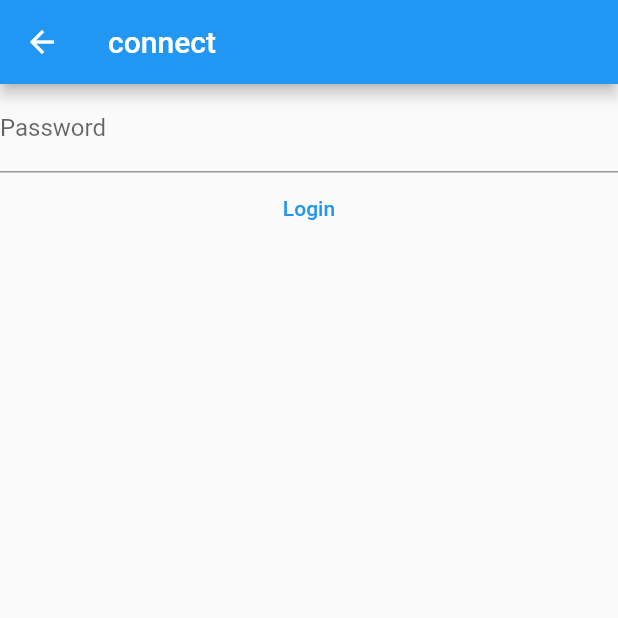
After one commit to filip-szweda/project-wombat, a Flutter app: the LoginPage screen opened by its route, on a phone screen of 412 x 824 dp, the top half of it. The commit adds this screen. Run offline on Flutter 3.47's test engine with Material 2 defaults, Android fonts, the phone set to English and light mode, and no system bars; missing offline and left inert: pointycastle, rsa_encrypt.

Commit message:
Refactor, restructure, improve key generation, add hashing, implement new pages

```diff
--- /dev/null
+++ b/lib/config.dart
@@ -0,0 +1,4 @@
+import 'package:project_wombat/utils/cryptography.dart';
+
+String password = "bsktop";
+String localKey = getHash(password);
--- a/lib/main.dart
+++ b/lib/main.dart
@@ -1,6 +1,7 @@
 import 'package:flutter/material.dart';
-import 'package:project_wombat/connect_page.dart';
-import 'package:project_wombat/send_page.dart';
+import 'package:project_wombat/pages/connect_page.dart';
+import 'package:project_wombat/pages/login_page.dart';
+import 'package:project_wombat/pages/send_page.dart';
 
 void main() => runApp(const FileSharer());
 
@@ -13,6 +14,7 @@ class FileSharer extends StatelessWidget {
       title: "File sharer",
       routes: {
         '/': (context) => const ConnectPage(),
+        LoginPage.routeName: (context) => const LoginPage(),
         SendPage.routeName: (context) => SendPage(),
       },
     );
--- a/lib/connect_page.dart
+++ b/lib/pages/connect_page.dart
@@ -1,5 +1,5 @@
 import 'package:flutter/material.dart';
-import 'package:project_wombat/tcp_connection.dart';
+import 'package:project_wombat/utils/tcp_connection.dart';
 
 class ConnectPage extends StatelessWidget {
   const ConnectPage({super.key});
@@ -34,9 +34,9 @@ class ConnectPage extends StatelessWidget {
                 receivePort = value;
               }),
           TextButton(
-            onPressed: () => print(
+            onPressed: () =>
                 TcpConnection(ip, int.parse(sendPort), int.parse(receivePort))
-                    .toString()),
+                    .start(),
             child: Text("Connect"),
           ),
           Container(
--- /dev/null
+++ b/lib/pages/login_page.dart
@@ -0,0 +1,42 @@
+import 'package:flutter/material.dart';
+import 'package:project_wombat/config.dart' as config;
+
+class LoginPage extends StatelessWidget {
+  const LoginPage({super.key});
+
+  static const String routeName = '/login';
+
+  bool checkPassword(inputPassword, actualPassword) {
+    return inputPassword == actualPassword;
+  }
+
+  @override
+  Widget build(BuildContext context) {
+    String inputPassword = "";
+    return Scaffold(
+      appBar: AppBar(
+        title: Text("connect"),
+      ),
+      body: Column(
+        children: [
+          TextFormField(
+            decoration: const InputDecoration(labelText: 'Password'),
+            onChanged: (value) {
+              inputPassword = value;
+            },
+          ),
+          TextButton(
+            onPressed: () {if(checkPassword(inputPassword, config.password)) == True;},
+            child: Text("Login"),
+          ),
+          Container(
+            child: SizedBox(
+              height: 30,
+            ),
+            color: Colors.purple,
+          )
+        ],
+      ),
+    );
+  }
+}
```
Also changed, not shown: lib/utils/cryptography.dart (added, +8 -0 lines), lib/utils/tcp_connection.dart (renamed from lib/tcp_connection.dart, +10 -5 lines), lib/pages/send_page.dart (renamed from lib/send_page.dart), pubspec.lock.
